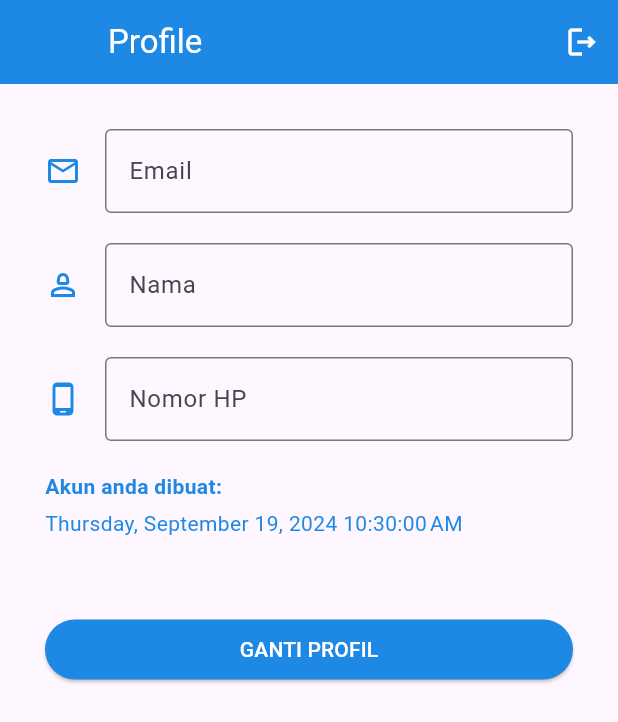
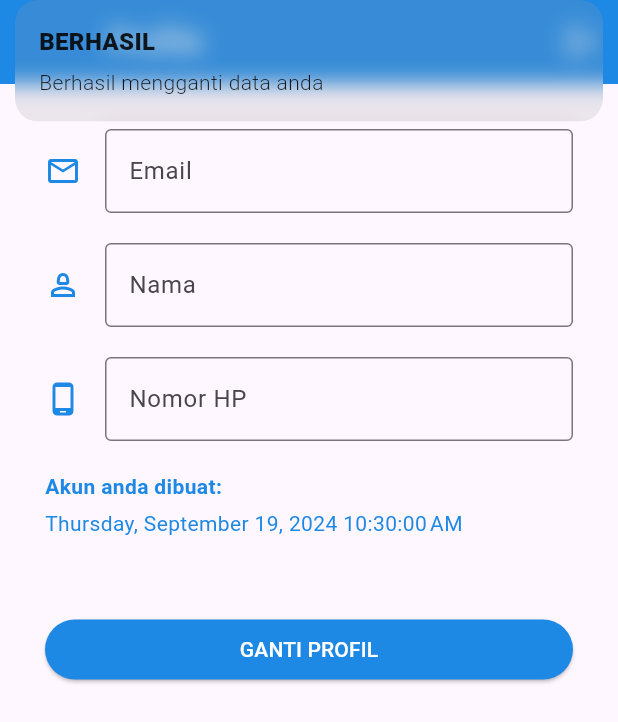
Before and after one commit to iqbalsuwandi20/flutter-firebase, a Flutter app: the ProfileView screen opened by its route, after a tap on "GANTI PROFIL", on a phone screen of 412 x 824 dp. Shown: the top 722 px of the screen. Run offline on Flutter 3.47's test engine with Material 3 defaults, Android fonts, the phone set to English and light mode, and no system bars; our stand-ins replace cloud_firestore, firebase_auth, firebase_core, get, get_storage; accounts and stored records are empty.

Commit message:
edit profile

```diff
--- a/lib/app/modules/profile/controllers/profile_controller.dart
+++ b/lib/app/modules/profile/controllers/profile_controller.dart
@@ -12,6 +12,8 @@ class ProfileController extends GetxController {
   TextEditingController emailC = TextEditingController();
   TextEditingController nameC = TextEditingController();
   TextEditingController phoneC = TextEditingController();
+
+  RxBool isLoading = false.obs;
 
   void logout() async {
     try {
@@ -35,4 +37,21 @@ class ProfileController extends GetxController {
     }
     return null;
   }
+
+  void updateProfile() async {
+    try {
+      isLoading.value = true;
+      String uid = auth.currentUser!.uid;
+      await firestore.collection("users").doc(uid).update({
+        "name": nameC.text,
+        "phone": phoneC.text,
+      });
+      isLoading.value = false;
+
+      Get.snackbar("BERHASIL", "Berhasil mengganti data anda");
+    } catch (e) {
+      isLoading.value = false;
+      Get.snackbar("TERJADI KESALAHAN", "Tidak dapat ganti data");
+    }
+  }
 }
--- a/lib/app/modules/profile/views/profile_view.dart
+++ b/lib/app/modules/profile/views/profile_view.dart
@@ -82,6 +82,7 @@ class ProfileView extends GetView<ProfileController> {
                 TextField(
                   autocorrect: false,
                   controller: controller.phoneC,
+                  keyboardType: TextInputType.phone,
                   textInputAction: TextInputAction.next,
                   decoration: InputDecoration(
                     labelText: "Nomor HP",
@@ -108,14 +109,25 @@ class ProfileView extends GetView<ProfileController> {
                   ),
                 ),
                 const SizedBox(height: 50),
-                ElevatedButton(
-                    style: ElevatedButton.styleFrom(
-                        backgroundColor: Colors.blue[600]),
-                    onPressed: () {},
-                    child: Text(
-                      "GANTI PROFIL",
-                      style: const TextStyle(color: Colors.white),
-                    ))
+                Obx(
+                  () {
+                    return ElevatedButton(
+                      onPressed: () {
+                        if (controller.isLoading.isFalse) {
+                          controller.updateProfile();
+                        }
+                      },
+                      style: ElevatedButton.styleFrom(
+                          backgroundColor: Colors.blue[600]),
+                      child: Text(
+                        controller.isLoading.isFalse
+                            ? "GANTI PROFIL"
+                            : "LAGI PROSES..",
+                        style: const TextStyle(color: Colors.white),
+                      ),
+                    );
+                  },
+                ),
               ],
             );
           }
```
